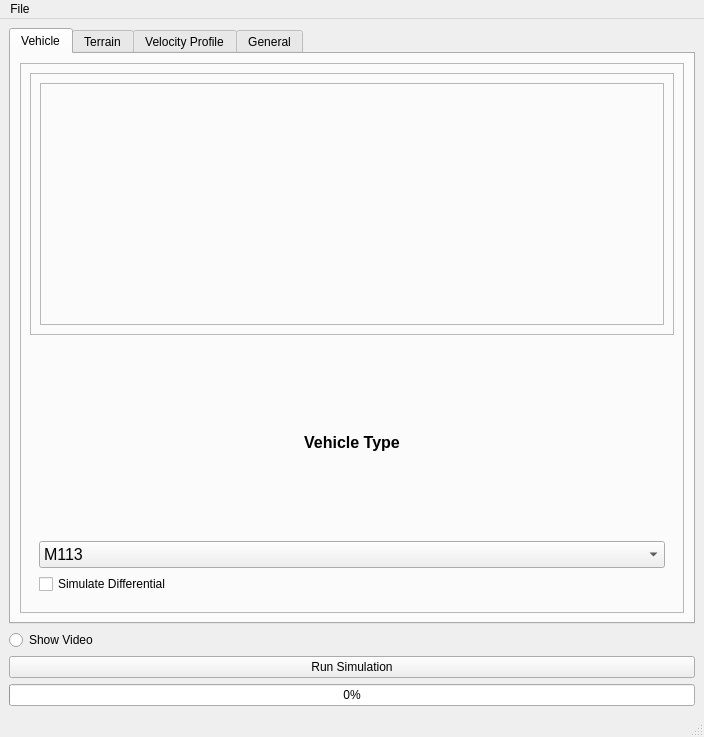
The window that gui/my_gui.ui (bdemin/simGUI) describes before a commit, drawn with Qt 5.
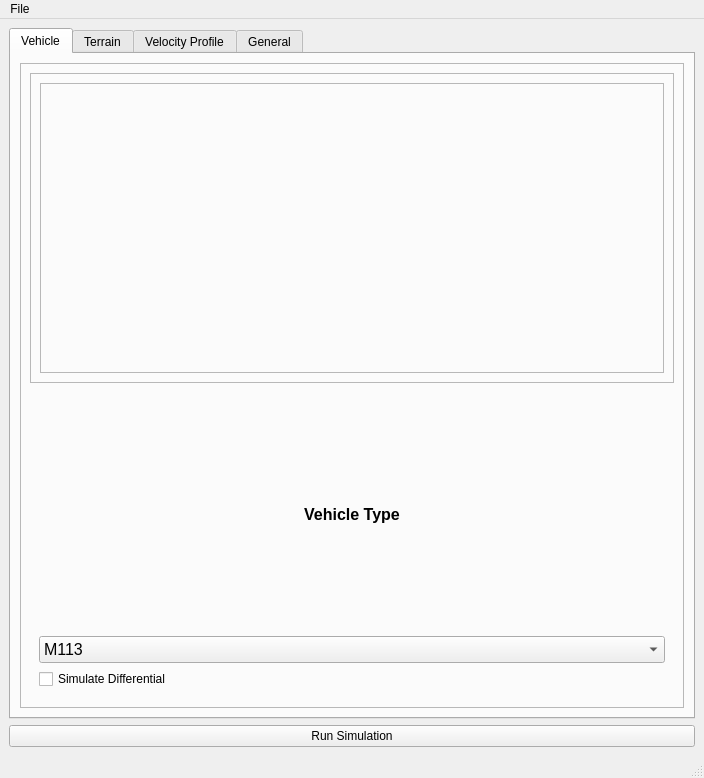
The same window after the commit. The open tabs and pages were chosen to show the change. Icons and pictures are not drawn.

Commit message: Removed radio button and progress bar

Patch:
```diff
--- a/gui/my_gui.ui
+++ b/gui/my_gui.ui
@@ -8,7 +8,7 @@
     <x>0</x>
     <y>0</y>
     <width>704</width>
-    <height>737</height>
+    <height>778</height>
    </rect>
   </property>
   <property name="windowTitle">
@@ -714,13 +714,6 @@
       </widget>
      </widget>
     </item>
-    <item>
-     <widget class="QRadioButton" name="radiobtnShowVid">
-      <property name="text">
-       <string>Show Video</string>
-      </property>
-     </widget>
-    </item>
     <item>
      <widget class="QPushButton" name="pushbtnRunSim">
       <property name="text">
@@ -728,16 +721,6 @@
       </property>
      </widget>
     </item>
-    <item>
-     <widget class="QProgressBar" name="progressBar">
-      <property name="value">
-       <number>0</number>
-      </property>
-      <property name="alignment">
-       <set>Qt::AlignCenter</set>
-      </property>
-     </widget>
-    </item>
    </layout>
   </widget>
   <widget class="QMenuBar" name="menubar">
```
Left out of the diff: 4 changed lines with no effect on the pictures.
